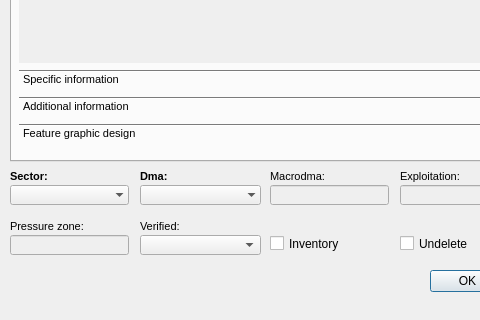
The window that ui/ws_man_connec.ui (Giswater/giswater_qgis_plugin) describes before a commit, drawn with Qt 5; both pictures show x 0 to 480 and y 399 to 719 of the 593 by 719 pixel window.
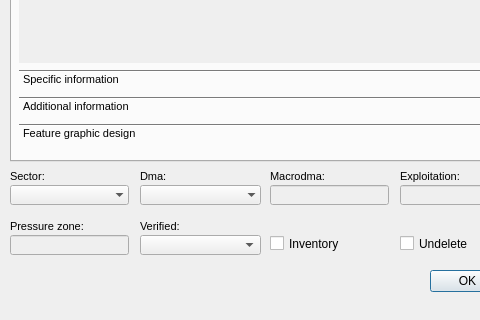
The same window after the commit. The open tabs and pages were chosen to show the change. Icons and pictures are not drawn.

Commit message: UI-obligatory fields on forms

```diff
--- a/ui/ws_man_connec.ui
+++ b/ui/ws_man_connec.ui
@@ -146,8 +146,8 @@
     <property name="font">
      <font>
       <pointsize>8</pointsize>
-      <weight>75</weight>
-      <bold>true</bold>
+      <weight>50</weight>
+      <bold>false</bold>
      </font>
     </property>
     <property name="frameShape">
@@ -8970,8 +8970,8 @@
     <property name="font">
      <font>
       <pointsize>8</pointsize>
-      <weight>75</weight>
-      <bold>true</bold>
+      <weight>50</weight>
+      <bold>false</bold>
      </font>
     </property>
     <property name="frameShape">
```
Left out of the diff: 12 changed lines with no effect on the pictures. The commit also changes 6 other files.
